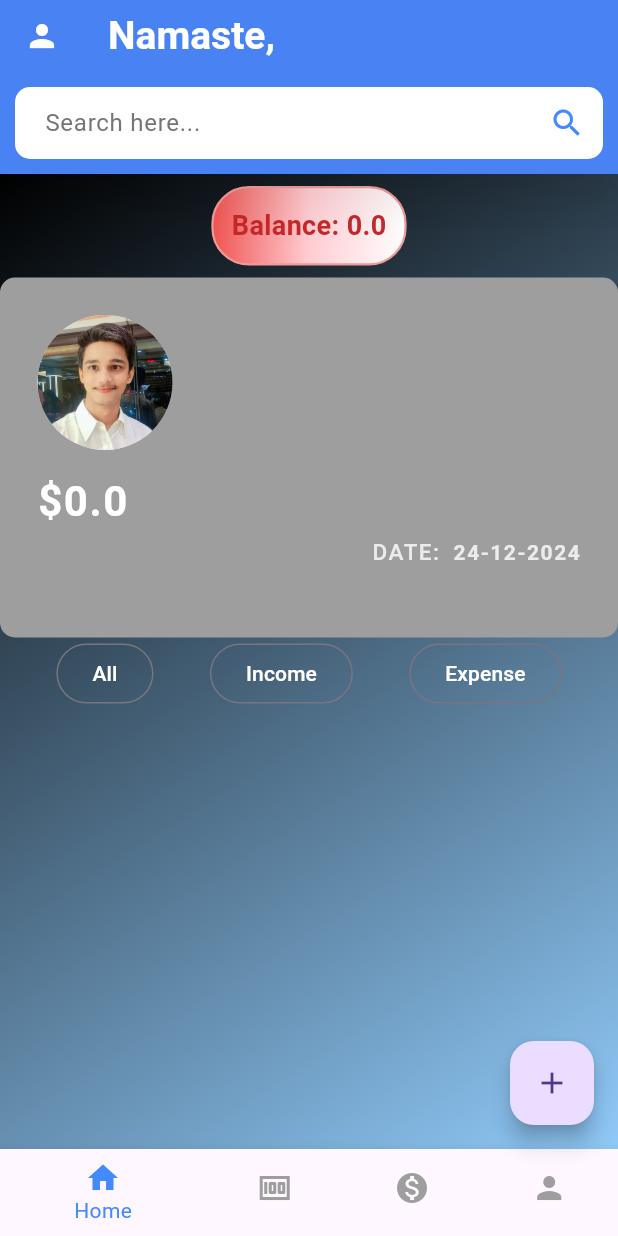
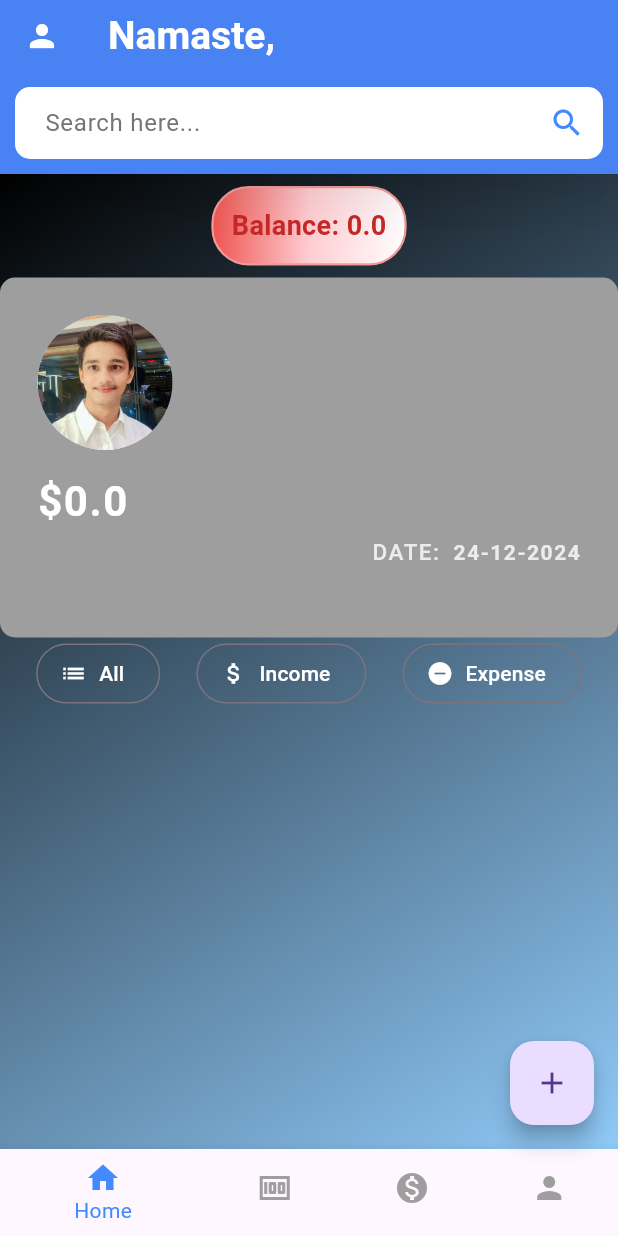
Before and after one commit to priyamtripathiii03/budget_tracker_app, a Flutter app: the screen it shows after launch, after a tap on the "arrow forward" icon, on a phone screen of 412 x 824 dp. Run offline on Flutter 3.47's test engine with Material 3 defaults, Android fonts, the light colour scheme and no system bars; our stand-ins replace get, image_picker, shared_preferences, sqflite; accounts and stored records are empty.

Commit message:
24-12-2024

```diff
--- a/lib/main.dart
+++ b/lib/main.dart
@@ -24,7 +24,7 @@ class BudgetApp extends StatelessWidget {
           ),
           GetPage(
             name: '/user',
-            page: () => UserProfilePage(),
+            page: () => const UserProfilePage(),
           // HomePage route
           ),
           GetPage(
--- a/lib/views/home_page_dart.dart
+++ b/lib/views/home_page_dart.dart
@@ -206,29 +206,32 @@ class _HomePageState extends State<HomePage> {
                 Row(
                   mainAxisAlignment: MainAxisAlignment.spaceEvenly,
                   children: [
-                    OutlinedButton(
+                    OutlinedButton.icon(
                     onPressed: () {
                       controller.fetchData();
                     },
-                      child: const Text(
+                    icon: const Icon(Icons.list, color: Colors.white),
+                    label: const Text(
                       'All',
                       style: TextStyle(color: Colors.white),
                     ),
                   ),
-                    OutlinedButton(
+                    OutlinedButton.icon(
                     onPressed: () {
                       controller.filterCategory(1);
                     },
-                      child: const Text(
+                    icon: const Icon(Icons.attach_money, color: Colors.white),
+                    label: const Text(
                       'Income',
                       style: TextStyle(color: Colors.white),
                     ),
                   ),
-                    OutlinedButton(
+                    OutlinedButton.icon(
                     onPressed: () {
                       controller.filterCategory(0);
                     },
-                      child: const Text(
+                    icon: const Icon(Icons.remove_circle, color: Colors.white),
+                    label: const Text(
                       'Expense',
                       style: TextStyle(color: Colors.white),
                     ),
```
Also changed, not shown: Screenshot_20241224_134103.png (added), Screenshot_20241224_134313.png (added). Lines whose indentation alone changed are shown as unchanged.
